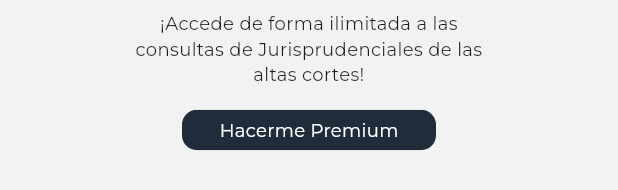
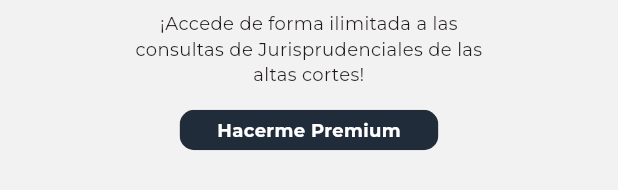
Before and after one commit to dev42aiatic/dere-vip-app, a Flutter app: the CustomDialog widget shown alone on an empty page, opened directly, on a phone screen of 412 x 824 dp. Shown: the part 557-747 px from the top of the screen. Run offline on Flutter 3.47's test engine with Material 3 defaults, Android fonts, the phone set to English and light mode, and no system bars; our stand-ins replace equatable, firebase_core, flutter_bloc, flutter_svg, go_router, google_fonts; accounts and stored records are empty.

Commit message:
Update to CustomDialogButton params

```diff
--- a/lib/src/high_court/presetantion/widgets/custom_dialog.dart
+++ b/lib/src/high_court/presetantion/widgets/custom_dialog.dart
@@ -52,9 +52,7 @@ class CustomDialog extends StatelessWidget {
                 // Widget para el botón personalizado en el diálogo
                 CustomDialogButton(
                   borderRadius: borderRadius,
-                  colors: colors,
                   buttonLabel: buttonLabel,
-                  textStyle: textStyle,
                 ),
               ],
             ),
--- a/lib/src/home/presentation/widgets/custom_dialog_button.dart
+++ b/lib/src/home/presentation/widgets/custom_dialog_button.dart
@@ -3,21 +3,26 @@ import 'package:flutter/material.dart';
 
 class CustomDialogButton extends StatelessWidget {
   final double borderRadius; // Radio del borde para el botón
-  final ColorScheme colors; // Esquema de color del tema
   final String buttonLabel; // Etiqueta del botón
-  final TextTheme textStyle; // Estilo del texto del botón
+  final double horizontal;
+  final double vertical;
 
   // Constructor con parámetros requeridos
   const CustomDialogButton({
     super.key,
-    required this.borderRadius,
-    required this.colors,
+    this.borderRadius = 10,
     required this.buttonLabel,
-    required this.textStyle,
+    this.horizontal = 25,
+    this.vertical = 5,
   });
 
   @override
   Widget build(BuildContext context) {
+    // Obtiene el esquema de color del tema
+    final colors = Theme.of(context).colorScheme;
+    // Obtiene la configuración de textos del tema
+    final textStyle = Theme.of(context).textTheme;
+
     // ClipRRect para redondear los bordes del botón
     return ClipRRect(
       borderRadius: BorderRadius.circular(borderRadius),
@@ -29,15 +34,16 @@ class CustomDialogButton extends StatelessWidget {
           onTap: () {}, // Acción al tocar el botón (a definir)
           // Padding para el contenido del botón
           child: Padding(
-            padding: const EdgeInsets.symmetric(
-              horizontal: 25,
-              vertical: 5,
+            padding: EdgeInsets.symmetric(
+              horizontal: horizontal,
+              vertical: vertical,
             ),
             // Texto del botón
             child: Text(
               buttonLabel,
               style: textStyle.bodyMedium!.copyWith(
-                color: colors.onPrimary, // Color del texto
+                color: colors.onPrimary,
+                fontWeight: FontWeight.bold, // Color del texto
               ),
             ),
           ),
```
